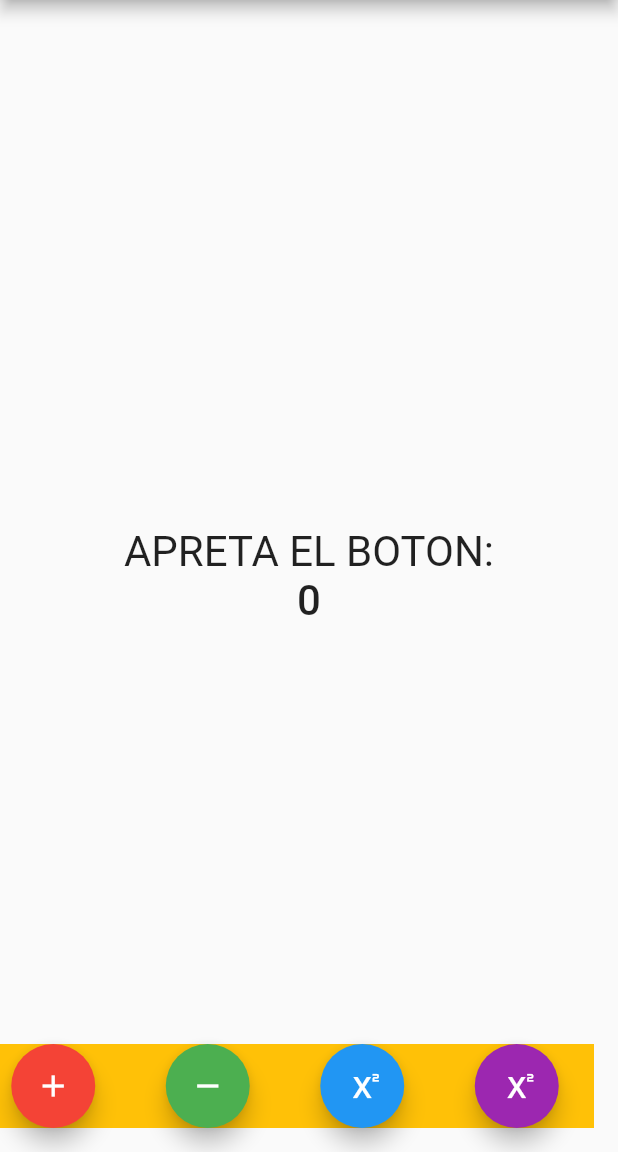
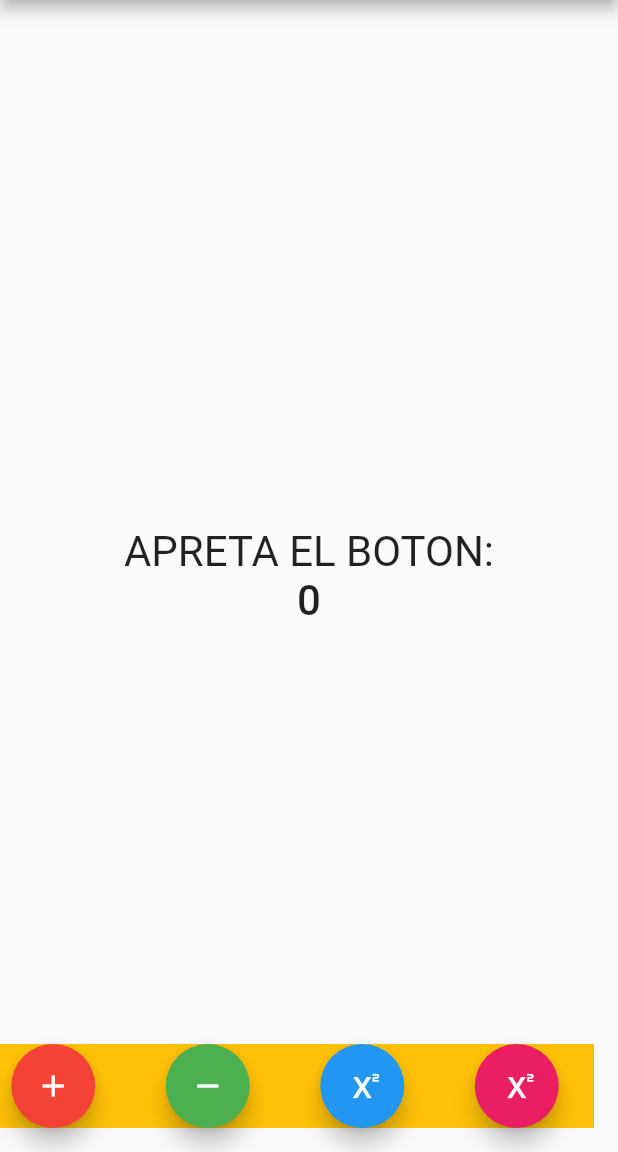
Before and after one commit to GabrielYanani/mi_primer_app, a Flutter app: the screen it shows after launch, on a phone screen of 412 x 824 dp, the part 84-1236 px from its top. Run offline on Flutter 3.47's test engine with Material 2 defaults, Android fonts, the light colour scheme and no system bars.

Commit message:
mi primera app 1.1.4

```diff
--- a/lib/main.dart
+++ b/lib/main.dart
@@ -110,7 +110,7 @@ class _MyHomePageState extends State<MyHomePage> {
               ),
             ),
             FloatingActionButton(
-              backgroundColor: Colors.purple,
+              backgroundColor: Colors.pink,
               mini: false,
               onPressed: _sumarx2,
               tooltip: 'multiplicar',
```
